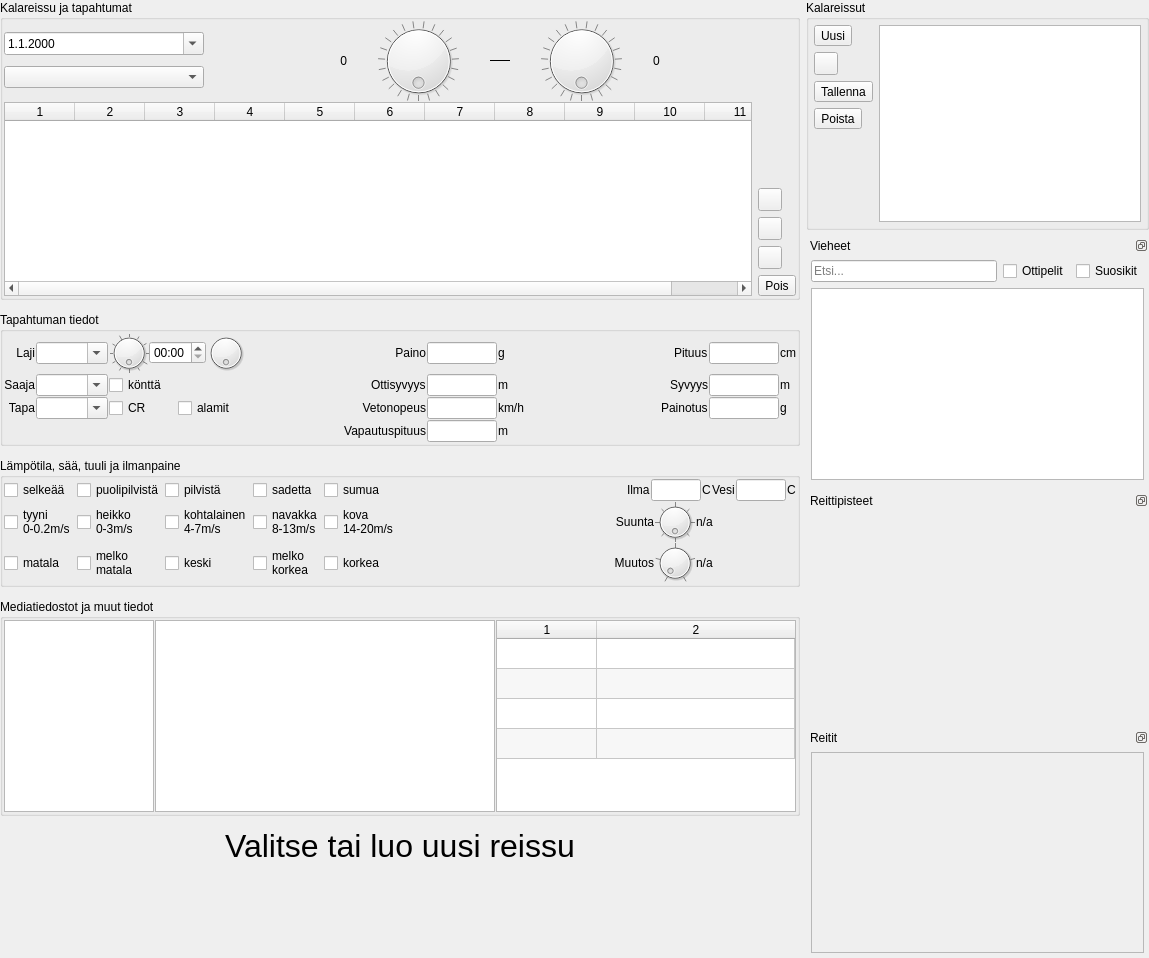
First picture: the form in tripform.ui, repository samuliwritescode/uistelupaivakirja-desktop, before the edit.
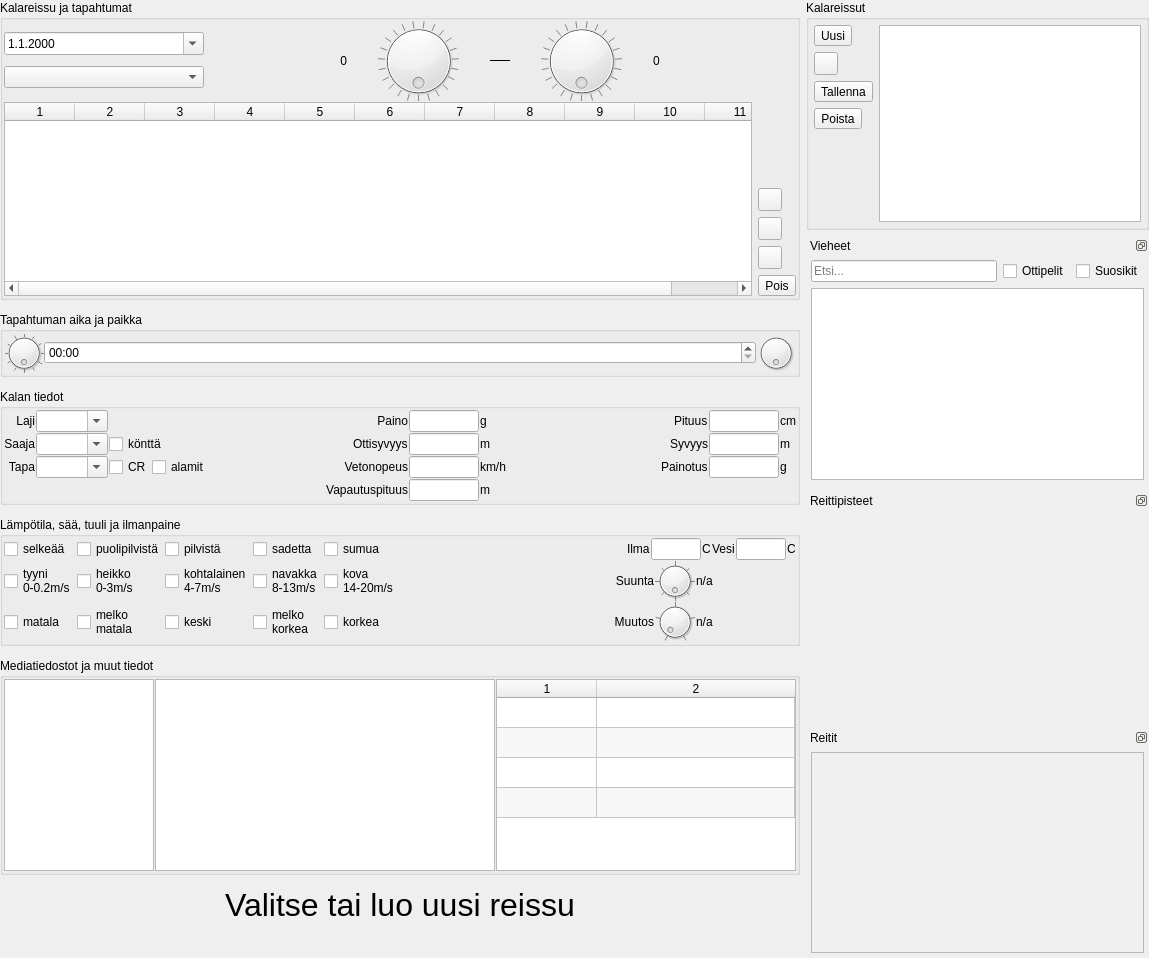
Second picture: the form after the edit. Icons and pictures are not drawn.

Commit message: -Aika ja paikkatiedot omassa groupboxissaan.

```diff
--- a/tripform.ui
+++ b/tripform.ui
@@ -25,6 +25,12 @@
      <property name="sizeConstraint">
       <enum>QLayout::SetNoConstraint</enum>
      </property>
+     <property name="topMargin">
+      <number>0</number>
+     </property>
+     <property name="bottomMargin">
+      <number>0</number>
+     </property>
      <item>
       <widget class="QGroupBox" name="groupBoxTrip">
        <property name="minimumSize">
@@ -366,6 +372,76 @@
        </layout>
       </widget>
      </item>
+     <item>
+      <widget class="QGroupBox" name="groupBoxEvent">
+       <property name="title">
+        <string>Tapahtuman aika ja paikka</string>
+       </property>
+       <layout class="QHBoxLayout" name="horizontalLayout_24">
+        <property name="spacing">
+         <number>1</number>
+        </property>
+        <property name="margin">
+         <number>1</number>
+        </property>
+        <item>
+         <layout class="QHBoxLayout" name="horizontalLayout_21">
+          <property name="spacing">
+           <number>0</number>
+          </property>
+          <item>
+           <widget class="QDial" name="time_dial_hour">
+            <property name="maximumSize">
+             <size>
+              <width>40</width>
+              <height>40</height>
+             </size>
+            </property>
+            <property name="maximum">
+             <number>23</number>
+            </property>
+            <property name="wrapping">
+             <bool>true</bool>
+            </property>
+            <property name="notchesVisible">
+             <bool>true</bool>
+            </property>
+           </widget>
+          </item>
+          <item>
+           <widget class="QTimeEdit" name="timeEdit">
+            <property name="displayFormat">
+             <string>hh:mm</string>
+            </property>
+           </widget>
+          </item>
+          <item>
+           <widget class="QDial" name="time_dial_minutes">
+            <property name="maximumSize">
+             <size>
+              <width>40</width>
+              <height>40</height>
+             </size>
+            </property>
+            <property name="maximum">
+             <number>59</number>
+            </property>
+            <property name="wrapping">
+             <bool>true</bool>
+            </property>
+            <property name="notchesVisible">
+             <bool>false</bool>
+            </property>
+           </widget>
+          </item>
+         </layout>
+        </item>
+        <item>
+         <layout class="QHBoxLayout" name="horizontalLayout_18"/>
+        </item>
+       </layout>
+      </widget>
+     </item>
      <item>
       <widget class="QGroupBox" name="groupBoxFish">
        <property name="minimumSize">
@@ -381,7 +457,7 @@
         </size>
        </property>
        <property name="title">
-        <string>Tapahtuman tiedot</string>
+        <string>Kalan tiedot</string>
        </property>
        <layout class="QVBoxLayout" name="verticalLayout_8">
         <property name="spacing">
@@ -757,12 +833,6 @@
             </property>
            </widget>
           </item>
-          <item row="3" column="4">
-           <layout class="QHBoxLayout" name="horizontalLayout_11"/>
-          </item>
-          <item row="3" column="0">
-           <layout class="QHBoxLayout" name="horizontalLayout_18"/>
-          </item>
           <item row="2" column="1">
            <layout class="QHBoxLayout" name="horizontalLayout_23">
             <property name="spacing">
@@ -795,57 +865,8 @@
             </item>
            </layout>
           </item>
-          <item row="0" column="1">
-           <layout class="QHBoxLayout" name="horizontalLayout_21">
-            <property name="spacing">
-             <number>0</number>
-            </property>
-            <item>
-             <widget class="QDial" name="time_dial_hour">
-              <property name="maximumSize">
-               <size>
-                <width>40</width>
-                <height>40</height>
-               </size>
-              </property>
-              <property name="maximum">
-               <number>23</number>
-              </property>
-              <property name="wrapping">
-               <bool>true</bool>
-              </property>
-              <property name="notchesVisible">
-               <bool>true</bool>
-              </property>
-             </widget>
-            </item>
-            <item>
-             <widget class="QTimeEdit" name="timeEdit">
-              <property name="displayFormat">
-               <string>hh:mm</string>
-              </property>
-             </widget>
-            </item>
-            <item>
-             <widget class="QDial" name="time_dial_minutes">
-              <property name="maximumSize">
-               <size>
-                <width>40</width>
-                <height>40</height>
-               </size>
-              </property>
-              <property name="maximum">
-               <number>59</number>
-              </property>
-              <property name="wrapping">
-               <bool>true</bool>
-              </property>
-              <property name="notchesVisible">
-               <bool>false</bool>
-              </property>
-             </widget>
-            </item>
-           </layout>
+          <item row="3" column="4">
+           <layout class="QHBoxLayout" name="horizontalLayout_11"/>
           </item>
          </layout>
         </item>
```
The commit also changes 2 other files.
